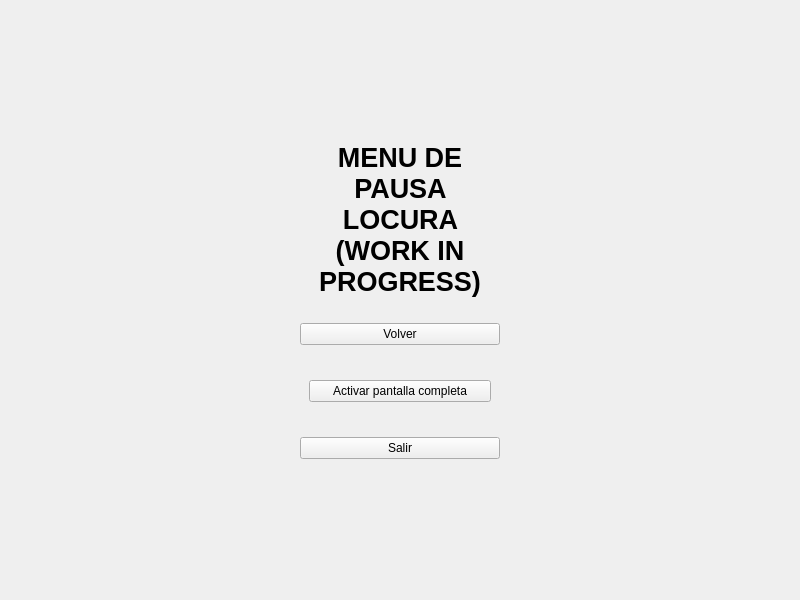
Above: PantallaPausa/pantallapausa.ui from 0tomi/POO-TP before the change. Below: the same form after it.
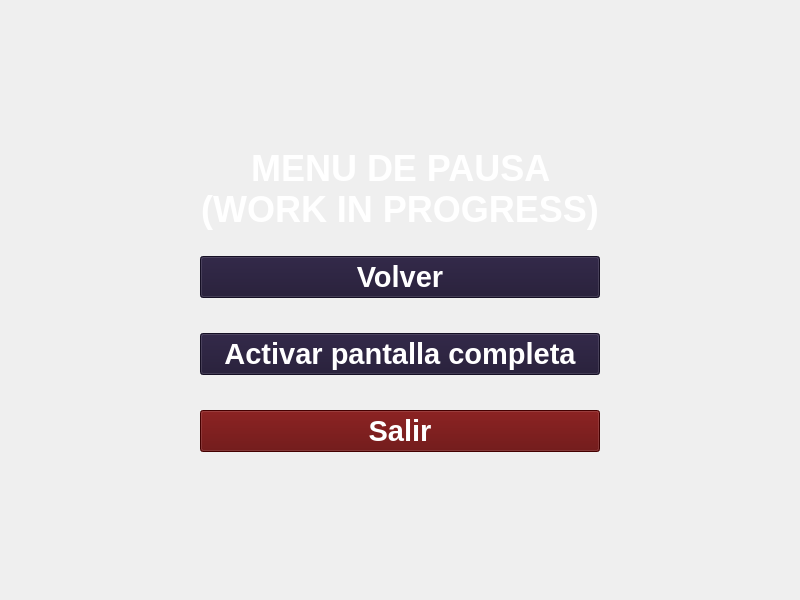
That is the form after the change. The open tabs and pages were chosen to show the change. Icons and pictures are not drawn.

Commit message: Menu conectado

The edit to the form file:
```diff
--- a/PantallaPausa/pantallapausa.ui
+++ b/PantallaPausa/pantallapausa.ui
@@ -49,10 +49,10 @@
      </property>
      <layout class="QVBoxLayout" name="verticalLayout_4">
       <property name="leftMargin">
-       <number>300</number>
+       <number>200</number>
       </property>
       <property name="rightMargin">
-       <number>300</number>
+       <number>200</number>
       </property>
       <item>
        <spacer name="verticalSpacer_2">
@@ -69,12 +69,31 @@
       </item>
       <item>
        <widget class="QLabel" name="label">
+        <property name="maximumSize">
+         <size>
+          <width>16777215</width>
+          <height>16777213</height>
+         </size>
+        </property>
+        <property name="font">
+         <font>
+          <family>MS Sans Serif</family>
+          <pointsize>27</pointsize>
+          <bold>true</bold>
+         </font>
+        </property>
+        <property name="styleSheet">
+         <string notr="true">color: rgb(255, 255, 255);</string>
+        </property>
         <property name="text">
-         <string>&lt;html&gt;&lt;head/&gt;&lt;body&gt;&lt;p align=&quot;center&quot;&gt;&lt;span style=&quot; font-size:20pt; font-weight:700;&quot;&gt;MENU DE PAUSA LOCURA (WORK IN PROGRESS)&lt;/span&gt;&lt;/p&gt;&lt;/body&gt;&lt;/html&gt;</string>
+         <string>MENU DE PAUSA (WORK IN PROGRESS)</string>
         </property>
         <property name="scaledContents">
          <bool>true</bool>
         </property>
+        <property name="alignment">
+         <set>Qt::AlignCenter</set>
+        </property>
         <property name="wordWrap">
          <bool>true</bool>
         </property>
@@ -95,6 +114,17 @@
       </item>
       <item>
        <widget class="QPushButton" name="returnButton">
+        <property name="font">
+         <font>
+          <family>MS Sans Serif</family>
+          <pointsize>22</pointsize>
+          <bold>true</bold>
+         </font>
+        </property>
+        <property name="styleSheet">
+         <string notr="true">color: white;
+background-color: #1e1532;</string>
+        </property>
         <property name="text">
          <string>Volver</string>
         </property>
@@ -122,12 +152,29 @@
          </sizepolicy>
         </property>
         <property name="currentIndex">
-         <number>1</number>
+         <number>0</number>
         </property>
         <widget class="QWidget" name="ActivarPantallaCompleta">
          <layout class="QVBoxLayout" name="verticalLayout_2">
+          <property name="leftMargin">
+           <number>0</number>
+          </property>
+          <property name="rightMargin">
+           <number>0</number>
+          </property>
           <item>
            <widget class="QPushButton" name="fullscreenButton">
+            <property name="font">
+             <font>
+              <family>MS Sans Serif</family>
+              <pointsize>22</pointsize>
+              <bold>true</bold>
+             </font>
+            </property>
+            <property name="styleSheet">
+             <string notr="true">color: white;
+background-color: #1e1532;</string>
+            </property>
             <property name="text">
              <string>Activar pantalla completa</string>
             </property>
@@ -137,8 +184,25 @@
         </widget>
         <widget class="QWidget" name="ActivarModoVentana">
          <layout class="QVBoxLayout" name="verticalLayout_3">
+          <property name="leftMargin">
+           <number>0</number>
+          </property>
+          <property name="rightMargin">
+           <number>0</number>
+          </property>
           <item>
            <widget class="QPushButton" name="windowedButton">
+            <property name="font">
+             <font>
+              <family>MS Sans Serif</family>
+              <pointsize>22</pointsize>
+              <bold>true</bold>
+             </font>
+            </property>
+            <property name="styleSheet">
+             <string notr="true">color: white;
+background-color: #1e1532;</string>
+            </property>
             <property name="text">
              <string>Activar modo ventana</string>
             </property>
@@ -163,6 +227,17 @@
       </item>
       <item>
        <widget class="QPushButton" name="quitButton">
+        <property name="font">
+         <font>
+          <family>MS Sans Serif</family>
+          <pointsize>22</pointsize>
+          <bold>true</bold>
+         </font>
+        </property>
+        <property name="styleSheet">
+         <string notr="true">color: white;
+background-color: rgb(95, 0, 0);</string>
+        </property>
         <property name="text">
          <string>Salir</string>
         </property>
```
The commit also changes 6 other files.
